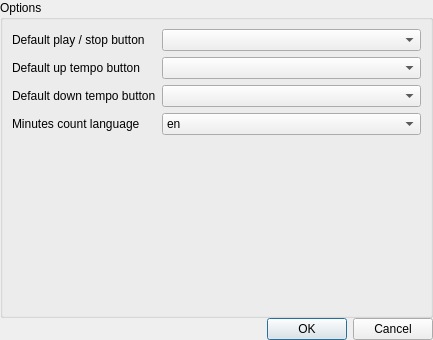
Above: COptionsDialog.ui from clebail/qtdrum before the change. Below: the same form after it.
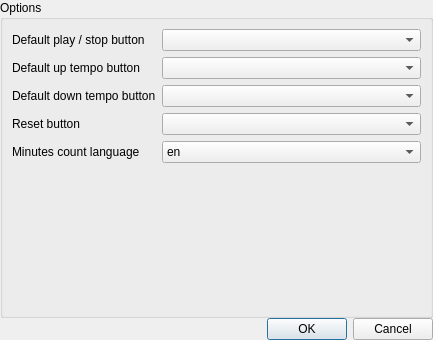
That is the form after the change.

Commit message: Optin de reset

What changed in the file:
```diff
--- a/COptionsDialog.ui
+++ b/COptionsDialog.ui
@@ -55,33 +55,6 @@
         </property>
        </widget>
       </item>
-      <item row="3" column="0">
-       <widget class="QLabel" name="label_2">
-        <property name="text">
-         <string>Minutes count language</string>
-        </property>
-       </widget>
-      </item>
-      <item row="3" column="1">
-       <widget class="QComboBox" name="cbSpeech">
-        <property name="sizePolicy">
-         <sizepolicy hsizetype="Expanding" vsizetype="Fixed">
-          <horstretch>0</horstretch>
-          <verstretch>0</verstretch>
-         </sizepolicy>
-        </property>
-        <item>
-         <property name="text">
-          <string>en</string>
-         </property>
-        </item>
-        <item>
-         <property name="text">
-          <string>fr</string>
-         </property>
-        </item>
-       </widget>
-      </item>
       <item row="1" column="0">
        <widget class="QLabel" name="label_3">
         <property name="text">
@@ -116,6 +89,50 @@
         </property>
        </widget>
       </item>
+      <item row="4" column="0">
+       <widget class="QLabel" name="label_2">
+        <property name="text">
+         <string>Minutes count language</string>
+        </property>
+       </widget>
+      </item>
+      <item row="4" column="1">
+       <widget class="QComboBox" name="cbSpeech">
+        <property name="sizePolicy">
+         <sizepolicy hsizetype="Expanding" vsizetype="Fixed">
+          <horstretch>0</horstretch>
+          <verstretch>0</verstretch>
+         </sizepolicy>
+        </property>
+        <item>
+         <property name="text">
+          <string>en</string>
+         </property>
+        </item>
+        <item>
+         <property name="text">
+          <string>fr</string>
+         </property>
+        </item>
+       </widget>
+      </item>
+      <item row="3" column="0">
+       <widget class="QLabel" name="label_5">
+        <property name="text">
+         <string>Reset button</string>
+        </property>
+       </widget>
+      </item>
+      <item row="3" column="1">
+       <widget class="QComboBox" name="cbReset">
+        <property name="sizePolicy">
+         <sizepolicy hsizetype="Expanding" vsizetype="Fixed">
+          <horstretch>0</horstretch>
+          <verstretch>0</verstretch>
+         </sizepolicy>
+        </property>
+       </widget>
+      </item>
      </layout>
     </widget>
    </item>
```
Left out of the diff: 20 changed lines with no effect on the pictures. The commit also changes 4 other files.
